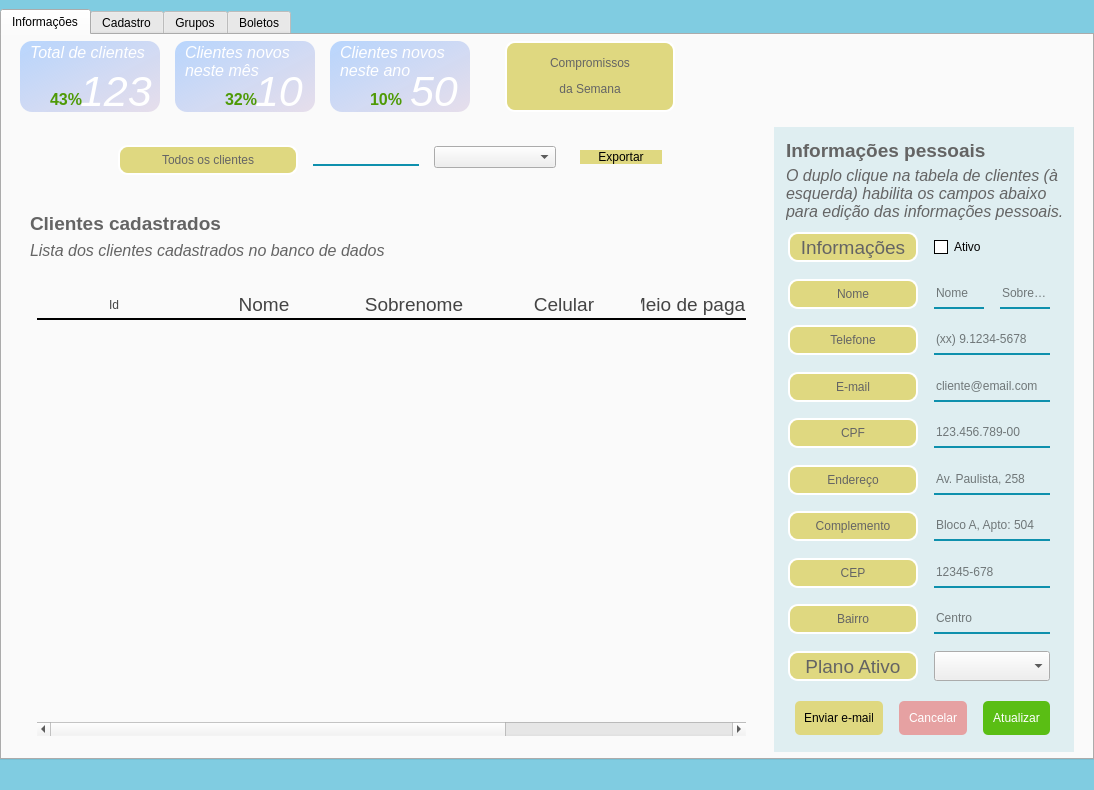
The window that Telas/UI/dashCliente.ui (Nautilidae-project/Nautilus) describes before a commit, drawn with Qt 5.
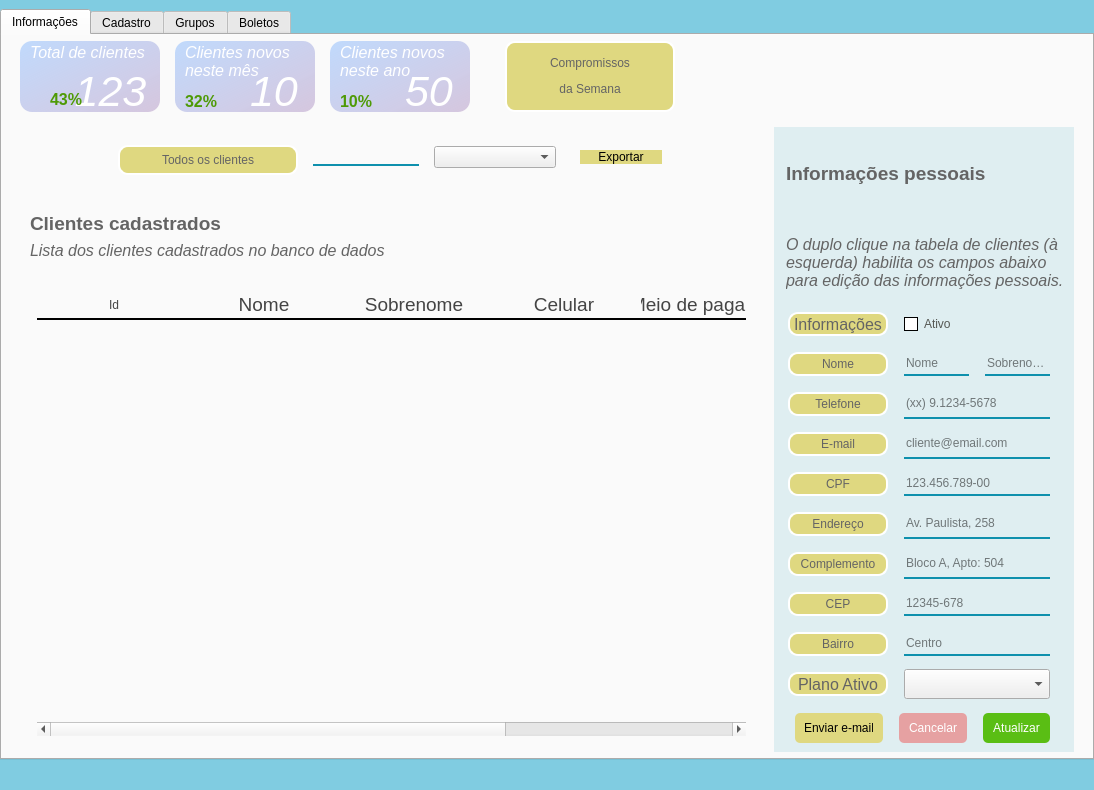
The same window after the commit. Icons and pictures are not drawn.

The edit to the form file:
```diff
--- a/Telas/UI/dashCliente.ui
+++ b/Telas/UI/dashCliente.ui
@@ -33,7 +33,16 @@
 
 /*------------------- Label ---------------------*/
 QLabel {
-	font: 200 14pt &quot;Ubuntu&quot; ;
+	font: 200 12pt &quot;Ubuntu&quot; ;
+
+	border-radius: 10px;
+	border: 2px solid  #fff;
+	color: rgb(100, 100, 100);
+	background-color: #DFD880;
+}
+
+#lbInfoComplemento {
+	font: 200 10pt &quot;Ubuntu&quot; ;
 
 	border-radius: 10px;
 	border: 2px solid  #fff;
@@ -78,6 +87,8 @@
 QPushButton{
 	background-color: #DFD880;
 	border: 0px solid;
+	margin: 0px;
+	padding: 0px;
 }
 
 QPushButton:hover {
@@ -242,13 +253,8 @@
 }
 
 #frClientesTotal, #frClientesMensal, #frClientesAnuais {
-	background-color: qlineargradient(spread:pad, x1:1, y1:1, x2:0, y2:0, stop:0 rgba(96, 32, 132, 33), stop:1 rgba(128, 182, 255, 138));
+	background-color: qlineargradient(spread:pad, x1:1, y1:1, x2:0, y2:0, stop:0 rgba(96, 32, 132, 60), stop:1 rgba(128, 182, 255, 120));
 	border-radius: 12px;
-	/*border: 5px solid;
-	border-bottom-color: qlineargradient(spread:pad, x1:0, y1:1, x2:1, y2:0, stop:0 rgba(0, 0, 0, 30), stop:1 rgba(255, 255, 255, 0)); 
-	border-top-color: transparent;
-	border-left-color: qlineargradient(spread:pad, x1:0, y1:1, x2:1, y2:0, stop:0 rgba(0, 0, 0, 30), stop:1 rgba(255, 255, 255, 0));
-	border-right-color: transparent;*/
 }
 
 
@@ -323,6 +329,13 @@
 	font-size: 12pt;
 	font-weight: bold;
 	color: rgb(78, 154, 6);
+}
+
+/*---------------- CheckBox----------------------------------*/
+
+#cbInfoAtivo {
+	font: 200 12pt &quot;Ubuntu&quot; ;
+	color: rgb(85, 87, 83);
 }</string>
       </property>
       <attribute name="title">
@@ -867,11 +880,14 @@
           <enum>QFrame::Raised</enum>
          </property>
          <layout class="QVBoxLayout" name="verticalLayout_4">
+          <property name="spacing">
+           <number>0</number>
+          </property>
           <property name="leftMargin">
            <number>8</number>
           </property>
           <property name="topMargin">
-           <number>8</number>
+           <number>0</number>
           </property>
           <property name="rightMargin">
            <number>4</number>
@@ -881,10 +897,16 @@
           </property>
           <item>
            <widget class="QFrame" name="frInfoTitulo">
+            <property name="sizePolicy">
+             <sizepolicy hsizetype="Preferred" vsizetype="Expanding">
+              <horstretch>0</horstretch>
+              <verstretch>0</verstretch>
+             </sizepolicy>
+            </property>
             <property name="minimumSize">
              <size>
               <width>0</width>
-              <height>60</height>
+              <height>80</height>
              </size>
             </property>
             <property name="frameShape">
@@ -931,10 +953,22 @@
           </item>
           <item>
            <widget class="QFrame" name="frInformacoes">
+            <property name="sizePolicy">
+             <sizepolicy hsizetype="Preferred" vsizetype="MinimumExpanding">
+              <horstretch>0</horstretch>
+              <verstretch>0</verstretch>
+             </sizepolicy>
+            </property>
             <property name="minimumSize">
              <size>
               <width>0</width>
-              <height>36</height>
+              <height>32</height>
+             </size>
+            </property>
+            <property name="maximumSize">
+             <size>
+              <width>16777215</width>
+              <height>40</height>
              </size>
             </property>
             <property name="frameShape">
@@ -966,20 +1000,20 @@
               <widget class="QLabel" name="lbInformacoes">
                <property name="minimumSize">
                 <size>
-                 <width>130</width>
-                 <height>30</height>
+                 <width>100</width>
+                 <height>24</height>
                 </size>
                </property>
                <property name="maximumSize">
                 <size>
-                 <width>130</width>
-                 <height>30</height>
+                 <width>100</width>
+                 <height>24</height>
                 </size>
                </property>
                <property name="font">
                 <font>
                  <family>Ubuntu</family>
-                 <pointsize>14</pointsize>
+                 <pointsize>12</pointsize>
                  <weight>25</weight>
                  <italic>false</italic>
                  <bold>false</bold>
@@ -997,8 +1031,14 @@
               <widget class="QCheckBox" name="cbInfoAtivo">
                <property name="minimumSize">
                 <size>
-                 <width>0</width>
-                 <height>30</height>
+                 <width>100</width>
+                 <height>24</height>
+                </size>
+               </property>
+               <property name="maximumSize">
+                <size>
+                 <width>64654</width>
+                 <height>24</height>
                 </size>
                </property>
                <property name="text">
@@ -1014,10 +1054,22 @@
           </item>
           <item>
            <widget class="QFrame" name="frInfoNome">
+            <property name="sizePolicy">
+             <sizepolicy hsizetype="Preferred" vsizetype="MinimumExpanding">
+              <horstretch>0</horstretch>
+              <verstretch>0</verstretch>
+             </sizepolicy>
+            </property>
             <property name="minimumSize">
              <size>
               <width>0</width>
-              <height>36</height>
+              <height>32</height>
+             </size>
+            </property>
+            <property name="maximumSize">
+             <size>
+              <width>16777215</width>
+              <height>40</height>
              </size>
             </property>
             <property name="frameShape">
@@ -1046,14 +1098,14 @@
               <widget class="QLabel" name="lbInfoNome">
                <property name="minimumSize">
                 <size>
-                 <width>130</width>
-                 <height>30</height>
+                 <width>100</width>
+                 <height>24</height>
                 </size>
                </property>
                <property name="maximumSize">
                 <size>
-                 <width>130</width>
-                 <height>30</height>
+                 <width>100</width>
+                 <height>24</height>
                 </size>
                </property>
                <property name="text">
@@ -1069,13 +1121,13 @@
                <property name="minimumSize">
                 <size>
                  <width>0</width>
-                 <height>30</height>
+                 <height>24</height>
                 </size>
                </property>
                <property name="maximumSize">
                 <size>
                  <width>16777215</width>
-                 <height>30</height>
+                 <height>24</height>
                 </size>
                </property>
                <property name="maxLength">
@@ -1091,13 +1143,13 @@
                <property name="minimumSize">
                 <size>
                  <width>0</width>
-                 <height>30</height>
+                 <height>24</height>
                 </size>
                </property>
                <property name="maximumSize">
                 <size>
                  <width>16777215</width>
-                 <height>30</height>
+                 <height>24</height>
                 </size>
                </property>
                <property name="maxLength">
@@ -1113,10 +1165,22 @@
           </item>
           <item>
            <widget class="QFrame" name="frInfoTel">
+            <property name="sizePolicy">
+             <sizepolicy hsizetype="Preferred" vsizetype="MinimumExpanding">
+              <horstretch>0</horstretch>
+              <verstretch>0</verstretch>
+             </sizepolicy>
+            </property>
             <property name="minimumSize">
              <size>
               <width>0</width>
-              <height>36</height>
+              <height>32</height>
+             </size>
+            </property>
+            <property name="maximumSize">
+             <size>
+              <width>16777215</width>
+              <height>40</height>
              </size>
             </property>
             <property name="frameShape">
@@ -1145,14 +1209,14 @@
               <widget class="QLabel" name="lbInfoTel">
                <property name="minimumSize">
                 <size>
-                 <width>130</width>
-                 <height>30</height>
+                 <width>100</width>
+                 <height>24</height>
                 </size>
                </property>
                <property name="maximumSize">
                 <size>
-                 <width>130</width>
-                 <height>30</height>
+                 <width>100</width>
+                 <height>24</height>
                 </size>
                </property>
                <property name="text">
@@ -1190,10 +1254,22 @@
           </item>
           <item>
            <widget class="QFrame" name="frInfoEmail">
+            <property name="sizePolicy">
+             <sizepolicy hsizetype="Preferred" vsizetype="MinimumExpanding">
+              <horstretch>0</horstretch>
+              <verstretch>0</verstretch>
+             </sizepolicy>
+            </property>
             <property name="minimumSize">
              <size>
               <width>0</width>
-              <height>36</height>
+              <height>32</height>
+             </size>
+            </property>
+            <property name="maximumSize">
+             <size>
+              <width>16777215</width>
+              <height>40</height>
              </size>
             </property>
             <property name="frameShape">
@@ -1222,14 +1298,14 @@
               <widget class="QLabel" name="lbInfoEmail">
                <property name="minimumSize">
                 <size>
-                 <width>130</width>
-                 <height>30</height>
+                 <width>100</width>
+                 <height>24</height>
                 </size>
                </property>
                <property name="maximumSize">
                 <size>
-                 <width>130</width>
-                 <height>30</height>
+                 <width>100</width>
+                 <height>24</height>
                 </size>
                </property>
                <property name="text">
@@ -1267,10 +1343,22 @@
           </item>
           <item>
            <widget class="QFrame" name="frInfoCpf">
+            <property name="sizePolicy">
+             <sizepolicy hsizetype="Preferred" vsizetype="MinimumExpanding">
+              <horstretch>0</horstretch>
+              <verstretch>0</verstretch>
+             </sizepolicy>
+            </property>
             <property name="minimumSize">
              <size>
               <width>0</width>
-              <height>36</height>
+              <height>32</height>
+             </size>
+            </property>
+            <property name="maximumSize">
+             <size>
+              <width>16777215</width>
+              <height>40</height>
              </size>
             </property>
             <property name="frameShape">
@@ -1299,14 +1387,14 @@
               <widget class="QLabel" name="lbInfoCpf">
                <property name="minimumSize">
                 <size>
-                 <width>130</width>
-                 <height>30</height>
+                 <width>100</width>
+                 <height>24</height>
                 </size>
                </property>
                <property name="maximumSize">
                 <size>
-                 <width>130</width>
-                 <height>30</height>
+                 <width>100</width>
+                 <height>24</height>
                 </size>
                </property>
                <property name="text">
@@ -1322,13 +1410,13 @@
                <property name="minimumSize">
                 <size>
                  <width>0</width>
-                 <height>30</height>
+                 <height>24</height>
                 </size>
                </property>
                <property name="maximumSize">
                 <size>
                  <width>16777215</width>
-                 <height>30</height>
+                 <height>24</height>
                 </size>
                </property>
                <property name="maxLength">
@@ -1344,6 +1432,24 @@
           </item>
           <item>
            <widget class="QFrame" name="frInfoEndereco">
+            <property name="sizePolicy">
+             <sizepolicy hsizetype="Preferred" vsizetype="MinimumExpanding">
+              <horstretch>0</horstretch>
+              <verstretch>0</verstretch>
+             </sizepolicy>
+            </property>
+            <property name="minimumSize">
+             <size>
+              <width>0</width>
+              <height>32</height>
+             </size>
+            </property>
+            <property name="maximumSize">
+             <size>
+              <width>16777215</width>
+              <height>40</height>
+             </size>
+            </property>
             <property name="frameShape">
              <enum>QFrame::StyledPanel</enum>
             </property>
@@ -1370,14 +1476,14 @@
               <widget class="QLabel" name="lbInfoEndereco">
                <property name="minimumSize">
                 <size>
-                 <width>130</width>
-                 <height>30</height>
+                 <width>100</width>
+                 <height>24</height>
                 </size>
                </property>
                <property name="maximumSize">
                 <size>
-                 <width>130</width>
-                 <height>30</height>
+                 <width>100</width>
+                 <height>24</height>
                 </size>
                </property>
                <property name="text">
@@ -1415,6 +1521,24 @@
           </item>
           <item>
            <widget class="QFrame" name="frInfoComplemento">
+            <property name="sizePolicy">
+             <sizepolicy hsizetype="Preferred" vsizetype="MinimumExpanding">
+              <horstretch>0</horstretch>
+              <verstretch>0</verstretch>
+             </sizepolicy>
+            </property>
+            <property name="minimumSize">
+             <size>
+              <width>0</width>
+              <height>32</height>
+             </size>
+            </property>
+            <property name="maximumSize">
+             <size>
+              <width>16777215</width>
+              <height>40</height>
+             </size>
+            </property>
             <property name="frameShape">
              <enum>QFrame::StyledPanel</enum>
             </property>
@@ -1441,14 +1565,14 @@
               <widget class="QLabel" name="lbInfoComplemento">
                <property name="minimumSize">
                 <size>
-                 <width>130</width>
-                 <height>30</height>
+                 <width>100</width>
+                 <height>24</height>
                 </size>
                </property>
                <property name="maximumSize">
                 <size>
-                 <width>130</width>
-                 <height>30</height>
+                 <width>100</width>
+                 <height>24</height>
                 </size>
                </property>
                <property name="text">
@@ -1486,6 +1610,24 @@
           </item>
           <item>
            <widget class="QFrame" name="frInfoCep">
+            <property name="sizePolicy">
+             <sizepolicy hsizetype="Preferred" vsizetype="MinimumExpanding">
+              <horstretch>0</horstretch>
+              <verstretch>0</verstretch>
+             </sizepolicy>
+            </property>
+            <property name="minimumSize">
+             <size>
+              <width>0</width>
+              <height>32</height>
+             </size>
+            </property>
+            <property name="maximumSize">
+             <size>
+              <width>16777215</width>
+              <height>40</height>
+             </size>
+            </property>
             <property name="frameShape">
              <enum>QFrame::NoFrame</enum>
             </property>
@@ -1512,14 +1654,14 @@
               <widget class="QLabel" name="lbInfoCep">
                <property name="minimumSize">
                 <size>
-                 <width>130</width>
-                 <height>30</height>
+                 <width>100</width>
+                 <height>24</height>
                 </size>
                </property>
                <property name="maximumSize">
                 <size>
-                 <width>130</width>
-                 <height>30</height>
+                 <width>100</width>
+                 <height>24</height>
                 </size>
                </property>
                <property name="text">
@@ -1535,13 +1677,13 @@
                <property name="minimumSize">
                 <size>
                  <width>0</width>
-                 <height>30</height>
+                 <height>24</height>
                 </size>
                </property>
                <property name="maximumSize">
                 <size>
                  <width>16777215</width>
-                 <height>30</height>
+                 <height>24</height>
                 </size>
                </property>
                <property name="maxLength">
@@ -1557,8 +1699,26 @@
           </item>
           <item>
            <widget class="QFrame" name="frInfoBairro">
+            <property name="sizePolicy">
+             <sizepolicy hsizetype="Preferred" vsizetype="MinimumExpanding">
+              <horstretch>0</horstretch>
+              <verstretch>0</verstretch>
+             </sizepolicy>
+            </property>
+            <property name="minimumSize">
+             <size>
+              <width>0</width>
+              <height>32</height>
+             </size>
+            </property>
+            <property name="maximumSize">
+             <size>
+              <width>16777215</width>
+              <height>40</height>
+             </size>
+            </property>
             <property name="frameShape">
-             <enum>QFrame::StyledPanel</enum>
+             <enum>QFrame::NoFrame</enum>
             </property>
             <property name="frameShadow">
              <enum>QFrame::Raised</enum>
@@ -1583,14 +1743,14 @@
               <widget class="QLabel" name="lbInfoBairro">
                <property name="minimumSize">
                 <size>
-                 <width>130</width>
-                 <height>30</height>
+                 <width>100</width>
+                 <height>24</height>
                 </size>
                </property>
                <property name="maximumSize">
                 <size>
-                 <width>130</width>
-                 <height>30</height>
+                 <width>100</width>
+                 <height>24</height>
                 </size>
                </property>
                <property name="text">
@@ -1606,13 +1766,13 @@
                <property name="minimumSize">
                 <size>
                  <width>0</width>
-                 <height>30</height>
+                 <height>24</height>
                 </size>
                </property>
                <property name="maximumSize">
                 <size>
                  <width>16777215</width>
-                 <height>30</height>
+                 <height>24</height>
                 </size>
                </property>
                <property name="maxLength">
@@ -1628,10 +1788,22 @@
           </item>
           <item>
            <widget class="QFrame" name="frInfoMeioPag">
+            <property name="sizePolicy">
+             <sizepolicy hsizetype="Preferred" vsizetype="MinimumExpanding">
+              <horstretch>0</horstretch>
+              <verstretch>0</verstretch>
+             </sizepolicy>
+            </property>
+            <property name="minimumSize">
+             <size>
+              <width>0</width>
+              <height>32</height>
+             </size>
+            </property>
             <property name="maximumSize">
              <size>
               <width>359</width>
-              <height>16777215</height>
+              <height>40</height>
              </size>
             </property>
             <property name="frameShape">
@@ -1660,20 +1832,20 @@
               <widget class="QLabel" name="lbInfoMeioPag">
                <property name="minimumSize">
                 <size>
-                 <width>130</width>
-                 <height>30</height>
+                 <width>100</width>
+                 <height>24</height>
                 </size>
                </property>
                <property name="maximumSize">
                 <size>
-                 <width>130</width>
-                 <height>30</height>
+                 <width>100</width>
+                 <height>24</height>
                 </size>
                </property>
                <property name="font">
                 <font>
                  <family>Ubuntu</family>
-                 <pointsize>14</pointsize>
+                 <pointsize>12</pointsize>
                  <weight>25</weight>
                  <italic>false</italic>
                  <bold>false</bold>
@@ -1697,7 +1869,7 @@
                </property>
                <property name="maximumSize">
                 <size>
-                 <width>200</width>
+                 <width>6546545</width>
                  <height>30</height>
                 </size>
                </property>
@@ -1708,6 +1880,24 @@
           </item>
           <item>
            <widget class="QFrame" name="frInfoConfirmar">
+            <property name="sizePolicy">
+             <sizepolicy hsizetype="Preferred" vsizetype="MinimumExpanding">
+              <horstretch>0</horstretch>
+              <verstretch>0</verstretch>
+             </sizepolicy>
+            </property>
+            <property name="minimumSize">
+             <size>
+              <width>0</width>
+              <height>32</height>
+             </size>
+            </property>
+            <property name="maximumSize">
+             <size>
+              <width>16777215</width>
+              <height>40</height>
+             </size>
+            </property>
             <property name="frameShape">
              <enum>QFrame::StyledPanel</enum>
             </property>
@@ -1755,12 +1945,24 @@
              </item>
              <item>
               <widget class="QPushButton" name="pbCancelarEdicao">
+               <property name="sizePolicy">
+                <sizepolicy hsizetype="Minimum" vsizetype="Preferred">
+                 <horstretch>0</horstretch>
+                 <verstretch>0</verstretch>
+                </sizepolicy>
+               </property>
                <property name="minimumSize">
                 <size>
                  <width>0</width>
                  <height>30</height>
                 </size>
                </property>
+               <property name="maximumSize">
+                <size>
+                 <width>16777215</width>
+                 <height>40</height>
+                </size>
+               </property>
                <property name="text">
                 <string>Cancelar</string>
                </property>
@@ -1768,12 +1970,24 @@
              </item>
              <item>
               <widget class="QPushButton" name="pbConfirmarAtualizacao">
+               <property name="sizePolicy">
+                <sizepolicy hsizetype="Minimum" vsizetype="Preferred">
+                 <horstretch>0</horstretch>
+                 <verstretch>0</verstretch>
+                </sizepolicy>
+               </property>
                <property name="minimumSize">
                 <size>
                  <width>0</width>
                  <height>30</height>
                 </size>
                </property>
+               <property name="maximumSize">
+                <size>
+                 <width>16777215</width>
+                 <height>30</height>
+                </size>
+               </property>
                <property name="text">
                 <string>Atualizar</string>
                </property>
@@ -1872,9 +2086,9 @@
             <widget class="QLabel" name="lbValorTotal">
              <property name="geometry">
               <rect>
-               <x>60</x>
+               <x>45</x>
                <y>30</y>
-               <width>81</width>
+               <width>91</width>
                <height>40</height>
               </rect>
              </property>
@@ -1899,6 +2113,9 @@
              <property name="text">
               <string>123</string>
              </property>
+             <property name="alignment">
+              <set>Qt::AlignCenter</set>
+             </property>
             </widget>
             <widget class="QLabel" name="lbEstTotal">
              <property name="geometry">
@@ -1978,9 +2195,9 @@
             <widget class="QLabel" name="lbValorMensal">
              <property name="geometry">
               <rect>
-               <x>80</x>
+               <x>75</x>
                <y>30</y>
-               <width>64</width>
+               <width>61</width>
                <height>40</height>
               </rect>
              </property>
@@ -2003,10 +2220,10 @@
             <widget class="QLabel" name="lbEstMensal">
              <property name="geometry">
               <rect>
-               <x>50</x>
+               <x>10</x>
                <y>50</y>
-               <width>41</width>
-               <height>17</height>
+               <width>61</width>
+               <height>20</height>
               </rect>
              </property>
              <property name="text">
@@ -2060,9 +2277,9 @@
             <widget class="QLabel" name="lbValorAnual">
              <property name="geometry">
               <rect>
-               <x>80</x>
+               <x>75</x>
                <y>30</y>
-               <width>64</width>
+               <width>61</width>
                <height>40</height>
               </rect>
              </property>
@@ -2073,10 +2290,10 @@
             <widget class="QLabel" name="lbEstAnual">
              <property name="geometry">
               <rect>
-               <x>40</x>
+               <x>10</x>
                <y>50</y>
-               <width>64</width>
-               <height>17</height>
+               <width>61</width>
+               <height>20</height>
               </rect>
              </property>
              <property name="text">
```
Left out of the diff: 2 changed lines with no effect on the pictures.
